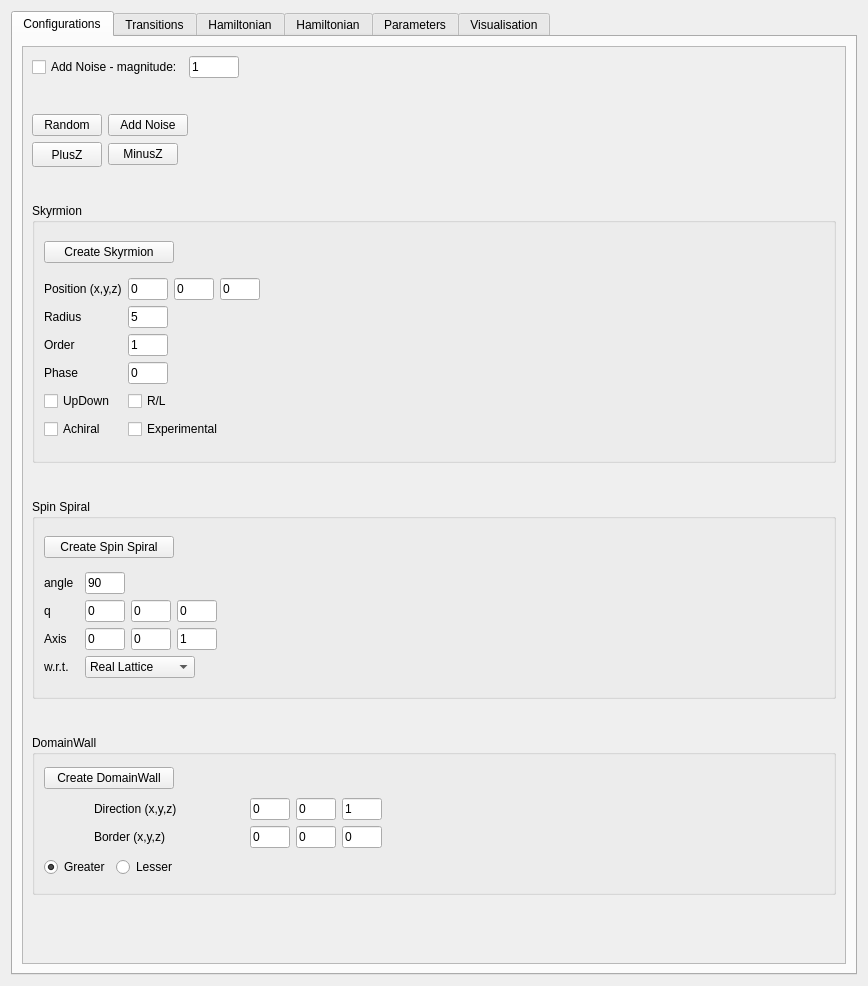
This is ui-qt/ui/SettingsWidget.ui in spirit-code/spirit as Qt 5 draws it before an edit. The edited form follows.
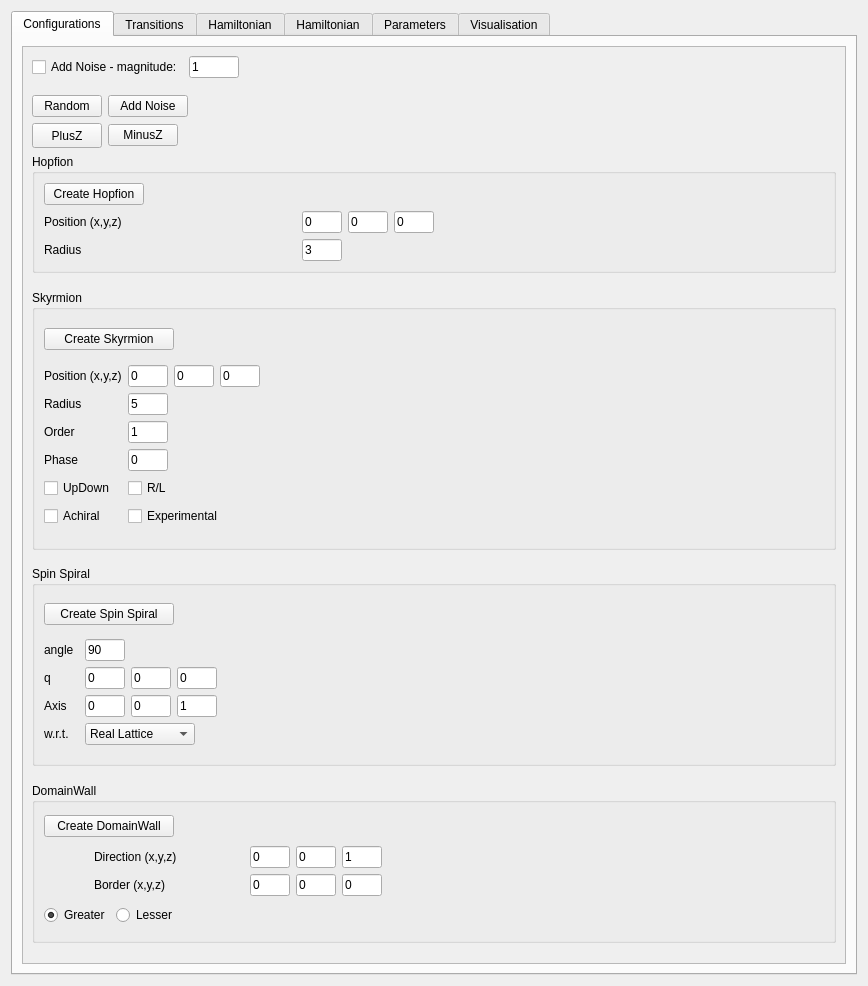
This is the edited form.

Commit message: Core: Added Hopfion Configuration. Interface_Geometry: Fixed bugs, but introduced memory leak. Added Hopfion to ui-qt.

Patch:
```diff
--- a/ui-qt/ui/SettingsWidget.ui
+++ b/ui-qt/ui/SettingsWidget.ui
@@ -55,8 +55,8 @@
            <rect>
             <x>0</x>
             <y>0</y>
-            <width>816</width>
-            <height>911</height>
+            <width>795</width>
+            <height>931</height>
            </rect>
           </property>
           <layout class="QVBoxLayout" name="verticalLayout_3">
@@ -200,6 +200,121 @@
              </item>
             </layout>
            </item>
+           <item>
+            <widget class="QGroupBox" name="groupBox_11">
+             <property name="title">
+              <string>Hopfion</string>
+             </property>
+             <layout class="QGridLayout" name="gridLayout_56">
+              <item row="0" column="0">
+               <widget class="QPushButton" name="pushButton_hopfion">
+                <property name="maximumSize">
+                 <size>
+                  <width>100</width>
+                  <height>16777215</height>
+                 </size>
+                </property>
+                <property name="text">
+                 <string>Create Hopfion</string>
+                </property>
+               </widget>
+              </item>
+              <item row="1" column="0">
+               <layout class="QGridLayout" name="gridLayout_57">
+                <item row="0" column="0">
+                 <widget class="QLabel" name="label_49">
+                  <property name="text">
+                   <string>Position (x,y,z)</string>
+                  </property>
+                 </widget>
+                </item>
+                <item row="1" column="0">
+                 <widget class="QLabel" name="label_50">
+                  <property name="text">
+                   <string>Radius</string>
+                  </property>
+                 </widget>
+                </item>
+                <item row="1" column="1">
+                 <widget class="QLineEdit" name="lineEdit_hopf_r">
+                  <property name="maximumSize">
+                   <size>
+                    <width>40</width>
+                    <height>16777215</height>
+                   </size>
+                  </property>
+                  <property name="text">
+                   <string>3</string>
+                  </property>
+                 </widget>
+                </item>
+                <item row="0" column="1">
+                 <layout class="QGridLayout" name="gridLayout_58">
+                  <item row="0" column="0">
+                   <widget class="QLineEdit" name="lineEdit_hopf_posx">
+                    <property name="maximumSize">
+                     <size>
+                      <width>40</width>
+                      <height>16777215</height>
+                     </size>
+                    </property>
+                    <property name="text">
+                     <string>0</string>
+                    </property>
+                   </widget>
+                  </item>
+                  <item row="0" column="1">
+                   <widget class="QLineEdit" name="lineEdit_hopf_posy">
+                    <property name="maximumSize">
+                     <size>
+                      <width>40</width>
+                      <height>16777215</height>
+                     </size>
+                    </property>
+                    <property name="text">
+                     <string>0</string>
+                    </property>
+                   </widget>
+                  </item>
+                  <item row="0" column="2">
+                   <widget class="QLineEdit" name="lineEdit_hopf_posz">
+                    <property name="minimumSize">
+                     <size>
+                      <width>0</width>
+                      <height>0</height>
+                     </size>
+                    </property>
+                    <property name="maximumSize">
+                     <size>
+                      <width>40</width>
+                      <height>16777215</height>
+                     </size>
+                    </property>
+                    <property name="text">
+                     <string>0</string>
+                    </property>
+                   </widget>
+                  </item>
+                 </layout>
+                </item>
+               </layout>
+              </item>
+              <item row="0" column="1">
+               <spacer name="horizontalSpacer_4">
+                <property name="orientation">
+                 <enum>Qt::Horizontal</enum>
+                </property>
+                <property name="sizeHint" stdset="0">
+                 <size>
+                  <width>40</width>
+                  <height>20</height>
+                 </size>
+                </property>
+               </spacer>
+              </item>
+             </layout>
+            </widget>
+           </item>
            <item>
             <spacer name="verticalSpacer">
              <property name="orientation">
```
Left out of the diff: 12 changed lines with no effect on the pictures. The commit also changes 11 other files.
